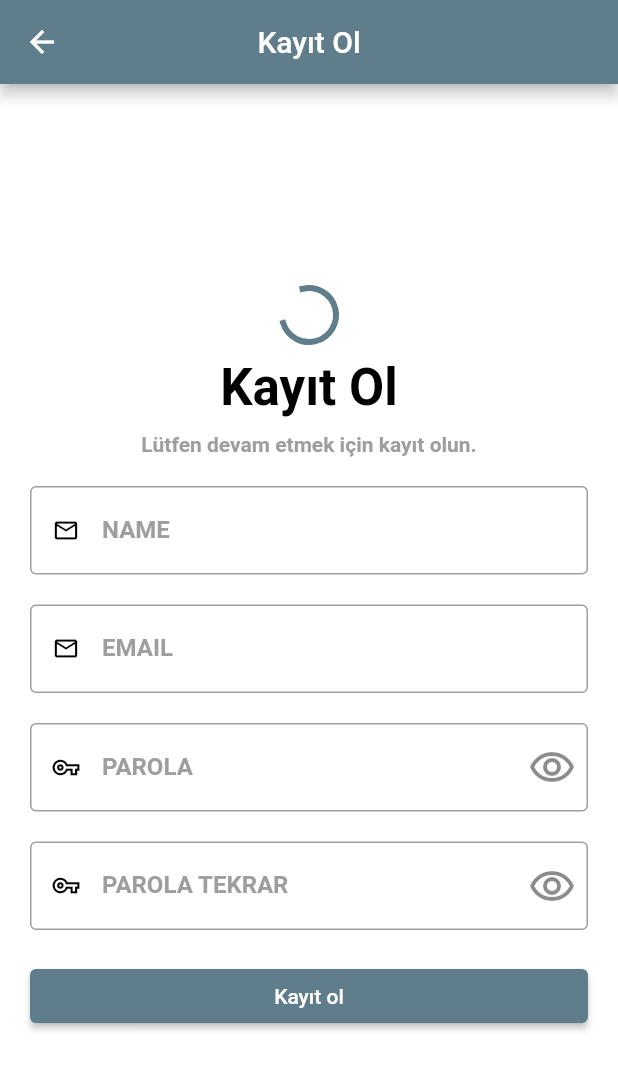
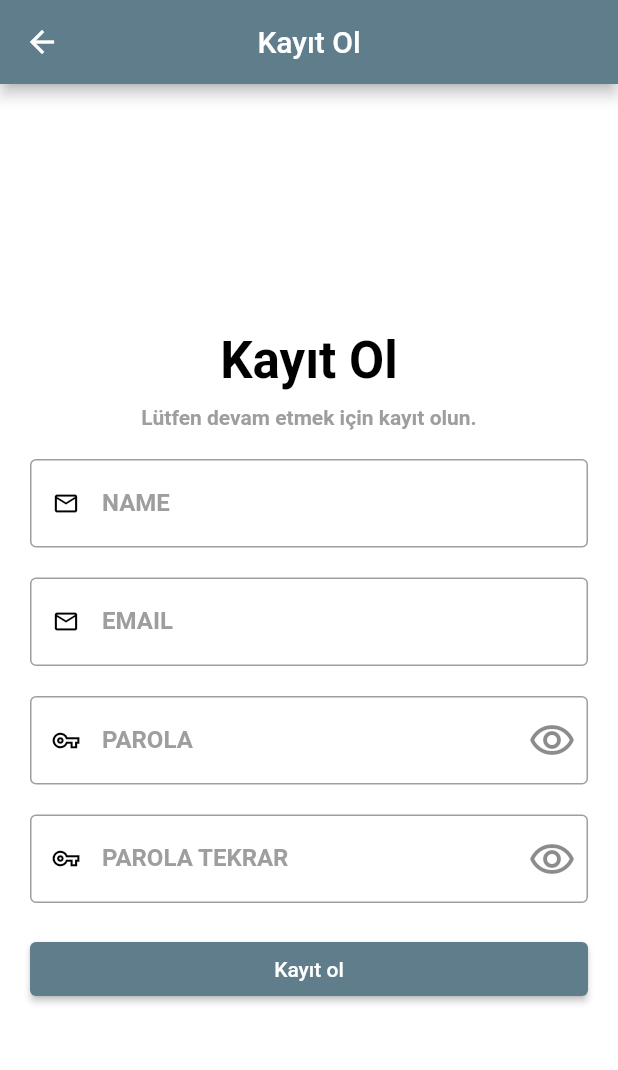
Before and after one commit to ugurcantural/news_app, a Flutter app: the RegisterPage screen opened directly, on a phone screen of 412 x 824 dp. Shown: the top 1070 px of the screen. Run offline on Flutter 3.47's test engine with Material 2 defaults, Android fonts, the light colour scheme and no system bars; our stand-ins replace carousel_slider, dio.

Commit message:
update indicator

```diff
--- a/lib/screens/register_screen.dart
+++ b/lib/screens/register_screen.dart
@@ -10,6 +10,7 @@ class RegisterPage extends StatefulWidget {
 }
 
 class _RegisterPageState extends State<RegisterPage> {
+  bool loading = false;
 
   final _formKey = GlobalKey<FormState>();
   TextEditingController _nameController = TextEditingController();
@@ -34,7 +35,7 @@ class _RegisterPageState extends State<RegisterPage> {
               mainAxisAlignment: MainAxisAlignment.center,
               children: [
                 SizedBox(height: 10),
-                CircularProgressIndicator(),
+                loading ? CircularProgressIndicator() : SizedBox(),
                 SizedBox(height: 10),
                 Text(
                   "Kayıt Ol",
```
Also changed, not shown: lib/screens/login_screen.dart (+16 -1 lines).
